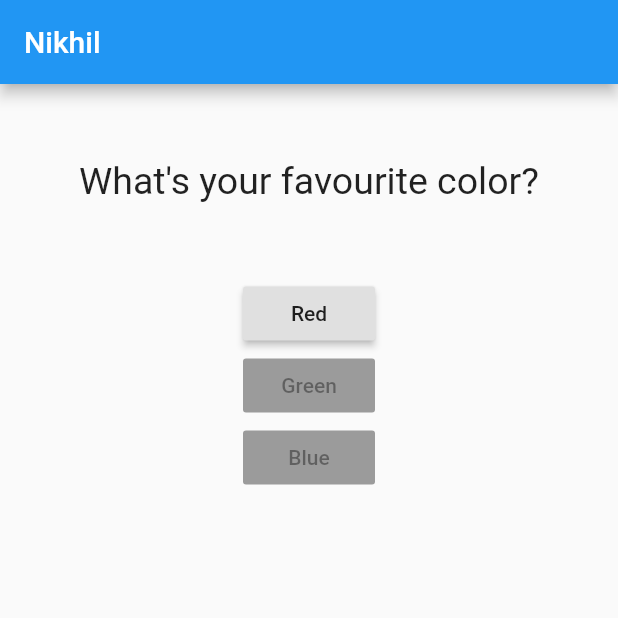
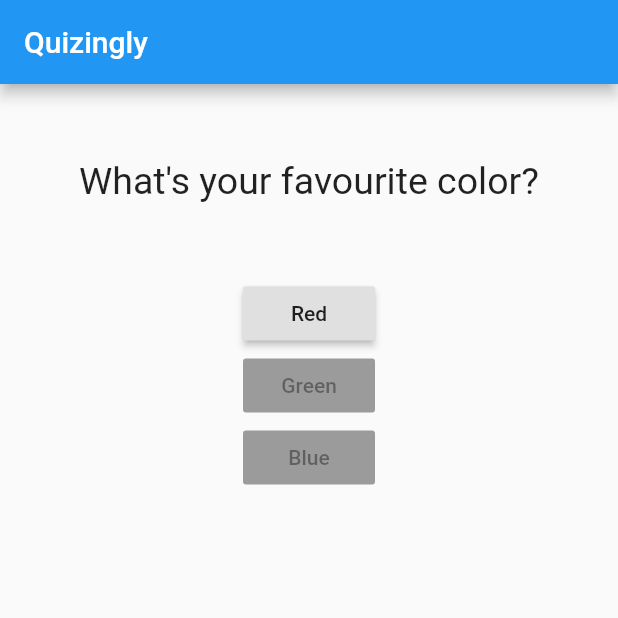
Before and after one commit to nikhilparekh/Quiz_App_Flutter, a Flutter app: the screen it shows after launch, on a phone screen of 412 x 824 dp, the top half of it. Run offline on Flutter 3.47's test engine with Material 2 defaults, Android fonts, the phone set to English and light mode, and no system bars.

Commit message:
Changed the app title

```diff
--- a/lib/main.dart
+++ b/lib/main.dart
@@ -30,7 +30,7 @@ class _MyAppState extends State<MyApp> {
     return MaterialApp(
       home: Scaffold(
         appBar: AppBar(
-          title: Text("Nikhil"),
+          title: Text("Quizingly"),
         ),
         body: Column(
           children: <Widget>[
```
